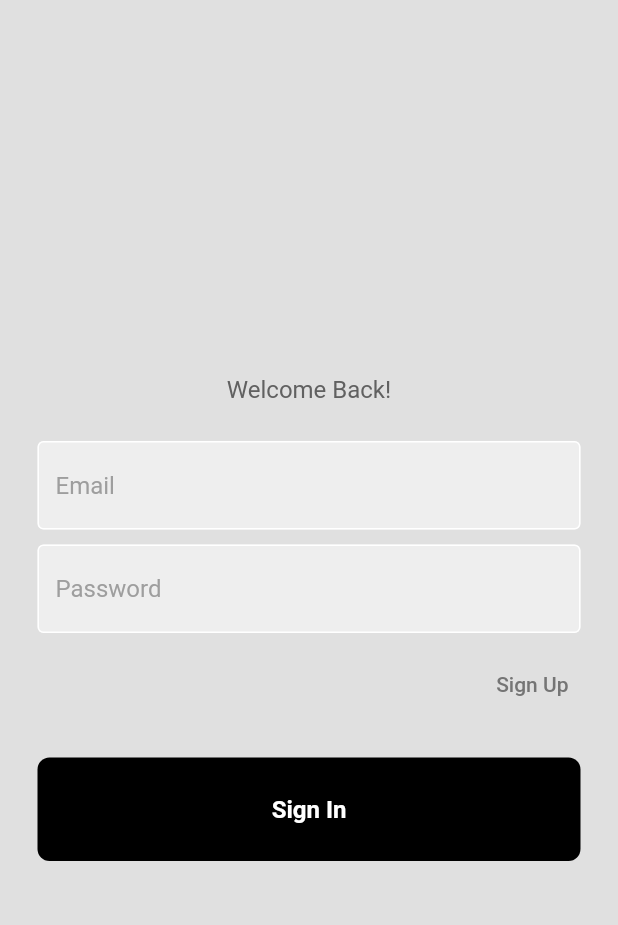
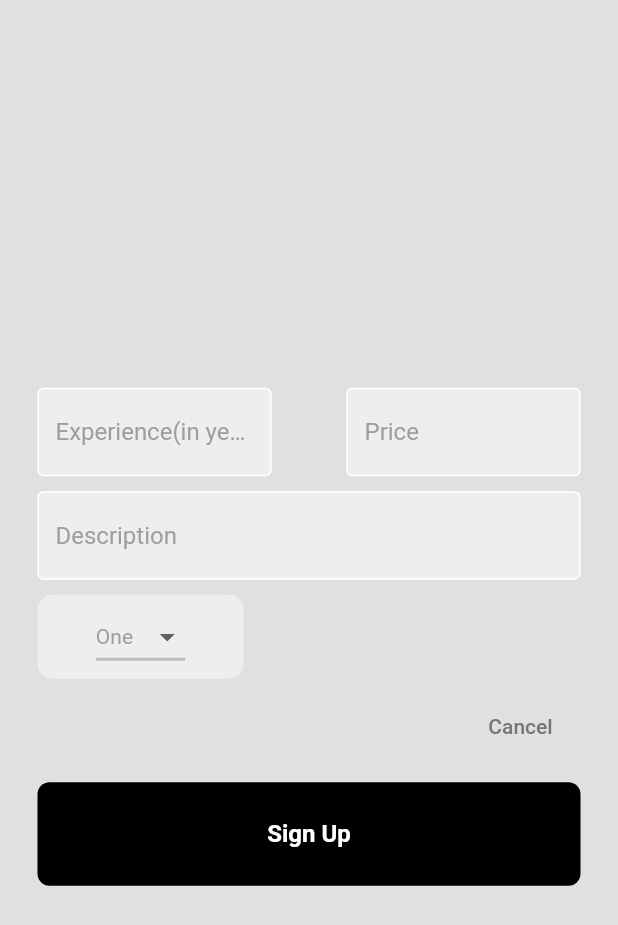
Before and after one commit to BOTJEFFreal/cafe_guru_mvp, a Flutter app: the screen it shows after launch, on a phone screen of 412 x 824 dp. Shown: the top 925 px of the screen. Run offline on Flutter 3.47's test engine with Material 2 defaults, Android fonts, the phone set to English and light mode, and no system bars; our stand-ins replace cloud_firestore, firebase_auth, firebase_core; accounts and stored records are empty.

Commit message:
added detail signup page for gurus

```diff
--- /dev/null
+++ b/lib/Screens/AddSignUpDetails.dart
@@ -0,0 +1,145 @@
+import 'package:cloud_firestore/cloud_firestore.dart';
+import 'package:firebase_auth/firebase_auth.dart';
+import 'package:flutter/cupertino.dart';
+import 'package:flutter/material.dart';
+
+import '../Logic/Auth.dart';
+import '../components/my_button.dart';
+import '../components/my_dropdown.dart';
+import '../components/my_textfield.dart';
+import '../constant.dart';
+import 'loginPage.dart';
+
+class AddSignUpDetails extends StatefulWidget {
+  final username;
+  AddSignUpDetails({super.key, this.username});
+
+  @override
+  State<AddSignUpDetails> createState() => _AddSignUpDetailsState();
+}
+
+
+
+class _AddSignUpDetailsState extends State<AddSignUpDetails> {
+  // text editing controllers
+  final descController = TextEditingController();
+  final experienceController = TextEditingController();
+  final rateController = TextEditingController();
+  String dropDownController = skillsList[0];
+
+  addGURU(String username, String desc, String skill, String experience, String rate) async {
+    final FirebaseFirestore _firestore = FirebaseFirestore.instance;
+
+    Map<String, dynamic> message = {
+      "username": username,
+      "desc":desc,
+      "skill":skill,
+      "experience":double.parse(experience),
+      "rate":double.parse(rate),
+      "isOnline":true,
+      "stars":2.5,
+    };
+
+    try {
+      await _firestore.collection("Gurus").add(message);
+      print('Document added successfully!');
+    } catch (e) {
+      print('Error adding document: $e');
+    }
+  }
+
+
+
+  @override
+  Widget build(BuildContext context) {
+    final size = MediaQuery.of(context).size;
+
+    return Scaffold(
+      backgroundColor: Colors.grey[300],
+      body: SafeArea(
+        child: Center(
+          child: Column(
+            mainAxisAlignment: MainAxisAlignment.center,
+            crossAxisAlignment: CrossAxisAlignment.start,
+            children: [
+              const SizedBox(height: 25),
+              Row(
+                mainAxisAlignment: MainAxisAlignment.spaceAround,
+                children: [
+                  Container(
+                    width: size.width / 2,
+                    child: MyTextField(
+                      controller: experienceController,
+                      hintText: 'Experience(in years)',
+                      obscureText: false,
+                    ),
+                  ),
+                  Container(
+                    width: size.width / 2,
+                    child: MyTextField(
+                      controller: rateController,
+                      hintText: 'Price',
+                      obscureText: false,
+                    ),
+                  ),
+                ],
+              ),
+              const SizedBox(height: 10),
+              MyTextField(
+                controller: descController,
+                hintText: 'Description',
+                obscureText: false,
+              ),
+              const SizedBox(height: 10),
+
+              MyDropDown(dropDownController: dropDownController),
+
+              Padding(
+                padding: const EdgeInsets.symmetric(horizontal: 25.0),
+                child: Row(
+                  mainAxisAlignment: MainAxisAlignment.end,
+                  children: [
+                    TextButton(
+                      onPressed: () {
+                        Navigator.push(
+                          context,
+                          MaterialPageRoute(builder: (context) => LoginPage()),
+                        );
+                      },
+                      child: TextButton(
+                        onPressed: () {
+                          Navigator.pop(context);
+                        },
+                        child: Text(
+                          'Cancel',
+                          style: TextStyle(color: Colors.grey[600]),
+                        ),
+                      ),
+                    ),
+                  ],
+                ),
+              ),
+
+              const SizedBox(height: 5),
+              // sign in button
+              MyButton(
+                  onTap: () {
+                    if (descController.text.isNotEmpty &&
+                        experienceController.text.isNotEmpty &&
+                        rateController.text.isNotEmpty)
+                    {
+
+                      addGURU(widget.username,descController.text,dropDownController,experienceController.text,rateController.text);
+
+                    } else {
+                      print("Please enter Fields");
+                    }
+                  },
+                  text: "Sign Up"),
+            ],
+          ),
+        ),
+      ),
+    );
+  }
+}
--- a/lib/Screens/loginPage.dart
+++ b/lib/Screens/loginPage.dart
@@ -23,7 +23,7 @@ class LoginPage extends StatelessWidget {
             mainAxisAlignment: MainAxisAlignment.center,
             children: [
               Text(
-                'Welcome Back!',
+                'GURU Login!',
                 style: TextStyle(
                   color: Colors.grey[700],
                   fontSize: 16,
@@ -64,7 +64,7 @@ class LoginPage extends StatelessWidget {
                         );
                       },
                       child: Text(
-                        'Sign Up',
+                        'Cancel',
                         style: TextStyle(color: Colors.grey[600]),
                       ),
                     ),
--- a/lib/Screens/signupPage.dart
+++ b/lib/Screens/signupPage.dart
@@ -3,6 +3,7 @@ import 'package:flutter/material.dart';
 import '../Logic/Auth.dart';
 import '../components/my_button.dart';
 import '../components/my_textfield.dart';
+import 'AddSignUpDetails.dart';
 import 'guruListPage.dart';
 import 'loginPage.dart';
 
@@ -90,8 +91,9 @@ class SignupPage extends StatelessWidget {
                           Navigator.push(
                               context,
                               MaterialPageRoute(
-                                  builder: (_) => LoginPage())
-                          );
+                                  builder: (_) => AddSignUpDetails(
+                                        username: usernameController.text,
+                                      )));
                           print("Account Created Sucessfull");
                         } else {
                           print("signup Failed");
--- /dev/null
+++ b/lib/components/my_dropdown.dart
@@ -0,0 +1,68 @@
+import 'package:flutter/material.dart';
+
+import '../constant.dart';
+
+class MyDropDown extends StatefulWidget {
+  final String dropDownController;
+
+  const MyDropDown({Key? key, required this.dropDownController}) : super(key: key);
+
+  @override
+  State<MyDropDown> createState() => _MyDropDownState();
+}
+
+class _MyDropDownState extends State<MyDropDown> {
+  String selectedValue = '';
+
+  @override
+  void initState() {
+    super.initState();
+    selectedValue = widget.dropDownController;
+  }
+
+  @override
+  Widget build(BuildContext context) {
+    final size = MediaQuery.of(context).size;
+
+    return Padding(
+      padding: const EdgeInsets.symmetric(horizontal: 25.0),
+      child: Container(
+        width: size.width / 3,
+        decoration: BoxDecoration(
+          borderRadius: BorderRadius.circular(10),
+          border: Border.all(color: Colors.grey.shade200, width: 4),
+          color: Colors.grey.shade200,
+        ),
+        child: Column(
+          children: [
+            Container( // Wrap the DropdownButton with Expanded
+              child: DropdownButton<String>(
+                value: selectedValue,
+                elevation: 16,
+                style: TextStyle(color: Colors.grey[500]),
+                underline: Container(
+                  decoration: BoxDecoration(
+                    border: Border.all(color: Colors.grey.shade400),
+                  ),
+                  height: 2,
+                ),
+                onChanged: (String? value) {
+                  // This is called when the user selects an item.
+                  setState(() {
+                    selectedValue = value!;
+                  });
+                },
+                items: skillsList.map<DropdownMenuItem<String>>((String value) {
+                  return DropdownMenuItem<String>(
+                    value: value,
+                    child: Text(value, style: TextStyle(color: Colors.grey[500])),
+                  );
+                }).toList(),
+              ),
+            ),
+          ],
+        ),
+      ),
+    );
+  }
+}
--- a/lib/constant.dart
+++ b/lib/constant.dart
@@ -7,3 +7,5 @@ const Color darkShadow = Color.fromRGBO(222, 160, 0, 1);
 const Color lightShadow = Color.fromRGBO(255, 208, 0, 1);
 
 const double appPadding = 30;
+
+const List<String> skillsList = <String>['One', 'Two', 'Three', 'Four'];
--- a/lib/main.dart
+++ b/lib/main.dart
@@ -1,6 +1,7 @@
 import 'package:flutter/material.dart';
 import 'package:firebase_core/firebase_core.dart';
 
+import 'Screens/AddSignUpDetails.dart';
 import 'Screens/guruListPage.dart';
 import 'Screens/loginPage.dart';
 
@@ -18,7 +19,7 @@ class MyApp extends StatelessWidget {
   @override
   Widget build(BuildContext context) {
     return MaterialApp(
-      home: LoginPage()
+      home: AddSignUpDetails(username: "root",)
     );
   }
 }
```
